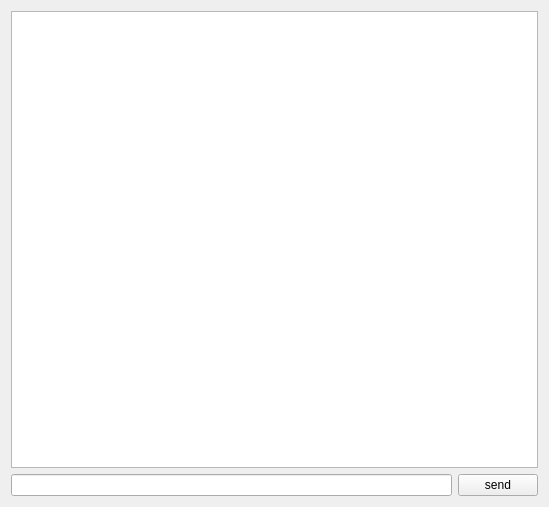
Qt form client/widget.ui (VPG1/simple_chat) before a commit.
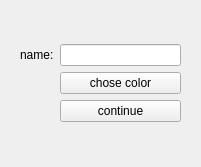
The same form after that commit.

Diff of the .ui file:
```diff
--- a/client/widget.ui
+++ b/client/widget.ui
@@ -6,23 +6,34 @@
    <rect>
     <x>0</x>
     <y>0</y>
-    <width>549</width>
-    <height>507</height>
+    <width>201</width>
+    <height>167</height>
    </rect>
   </property>
   <property name="windowTitle">
    <string>Widget</string>
   </property>
+  <layout class="QGridLayout" name="gridLayout">
+   <item row="0" column="1">
+    <widget class="QStackedWidget" name="stackedWidget">
+     <property name="currentIndex">
+      <number>1</number>
+     </property>
+     <widget class="QWidget" name="page_3">
+      <layout class="QVBoxLayout" name="verticalLayout_3">
+       <item>
   <layout class="QVBoxLayout" name="verticalLayout_2">
    <item>
-    <layout class="QVBoxLayout" name="verticalLayout">
-     <item>
       <widget class="QTextBrowser" name="textBrowser"/>
      </item>
      <item>
-      <layout class="QHBoxLayout" name="horizontalLayout">
+          <layout class="QHBoxLayout" name="horizontalLayout_2">
        <item>
-        <widget class="QLineEdit" name="lineEdit"/>
+            <widget class="QLineEdit" name="lineEdit">
+             <property name="text">
+              <string/>
+             </property>
+            </widget>
        </item>
        <item>
         <widget class="QPushButton" name="pushButton">
@@ -34,6 +45,52 @@
       </layout>
      </item>
     </layout>
+       </item>
+      </layout>
+     </widget>
+     <widget class="QWidget" name="page_4">
+      <layout class="QVBoxLayout" name="verticalLayout">
+       <item>
+        <layout class="QGridLayout" name="gridLayout_2">
+         <item row="0" column="0">
+          <widget class="QLabel" name="label">
+           <property name="text">
+            <string>name:</string>
+           </property>
+          </widget>
+         </item>
+         <item row="0" column="1">
+          <widget class="QLineEdit" name="lineEdit_2"/>
+         </item>
+         <item row="1" column="0">
+          <widget class="QLabel" name="label_2">
+           <property name="text">
+            <string/>
+           </property>
+           <property name="alignment">
+            <set>Qt::AlignCenter</set>
+           </property>
+          </widget>
+         </item>
+         <item row="1" column="1">
+          <widget class="QPushButton" name="pushButton_2">
+           <property name="text">
+            <string>chose color</string>
+           </property>
+          </widget>
+         </item>
+         <item row="2" column="1">
+          <widget class="QPushButton" name="pushButton_3">
+           <property name="text">
+            <string>continue</string>
+           </property>
+          </widget>
+         </item>
+        </layout>
+       </item>
+      </layout>
+     </widget>
+    </widget>
    </item>
   </layout>
  </widget>
```
Lines whose indentation alone changed are shown as unchanged.
